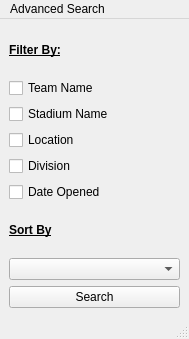
Above: NFL-Pamphlet/mainwindow.ui from jasperdoan/NFL-Pamphlet before the change. Below: the same form after it.
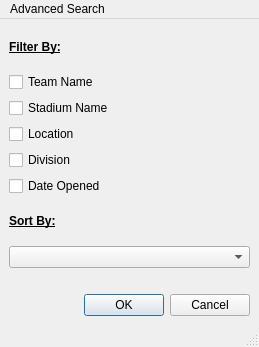
That is the form after the change.

Commit message: v3 minor changes + digital button box?

Patch:
```diff
--- a/NFL-Pamphlet/mainwindow.ui
+++ b/NFL-Pamphlet/mainwindow.ui
@@ -6,8 +6,8 @@
    <rect>
     <x>0</x>
     <y>0</y>
-    <width>189</width>
-    <height>339</height>
+    <width>259</width>
+    <height>347</height>
    </rect>
   </property>
   <property name="windowTitle">
@@ -15,17 +15,28 @@
   </property>
   <widget class="QWidget" name="centralwidget">
    <layout class="QGridLayout" name="gridLayout">
-    <item row="0" column="0">
-     <widget class="QLabel" name="label">
+    <item row="4" column="0">
+     <spacer name="horizontalSpacer_2">
+      <property name="orientation">
+       <enum>Qt::Horizontal</enum>
+      </property>
+      <property name="sizeHint" stdset="0">
+       <size>
+        <width>40</width>
+        <height>20</height>
+       </size>
+      </property>
+     </spacer>
+    </item>
+    <item row="5" column="0">
+     <widget class="QDialogButtonBox" name="buttonBox">
       <property name="font">
        <font>
-        <weight>75</weight>
-        <bold>true</bold>
-        <underline>true</underline>
+        <strikeout>false</strikeout>
        </font>
       </property>
-      <property name="text">
-       <string>Filter By:</string>
+      <property name="standardButtons">
+       <set>QDialogButtonBox::Cancel|QDialogButtonBox::Ok</set>
       </property>
      </widget>
     </item>
@@ -68,7 +79,7 @@
       </item>
      </layout>
     </item>
-    <item row="2" column="0">
+    <item row="2" column="0" alignment="Qt::AlignVCenter">
      <widget class="QLabel" name="label_2">
       <property name="font">
        <font>
@@ -78,20 +89,27 @@
        </font>
       </property>
       <property name="text">
-       <string>Sort By</string>
+       <string>Sort By:</string>
+      </property>
+     </widget>
+    </item>
+    <item row="0" column="0">
+     <widget class="QLabel" name="label">
+      <property name="font">
+       <font>
+        <weight>75</weight>
+        <bold>true</bold>
+        <underline>true</underline>
+       </font>
+      </property>
+      <property name="text">
+       <string>Filter By:</string>
       </property>
      </widget>
     </item>
     <item row="3" column="0">
      <widget class="QComboBox" name="comboBox"/>
     </item>
-    <item row="4" column="0">
-     <widget class="QPushButton" name="pushButton">
-      <property name="text">
-       <string>Search</string>
-      </property>
-     </widget>
-    </item>
    </layout>
   </widget>
   <widget class="QMenuBar" name="menubar">
@@ -99,7 +117,7 @@
     <rect>
      <x>0</x>
      <y>0</y>
-     <width>189</width>
+     <width>259</width>
      <height>20</height>
     </rect>
    </property>
```
